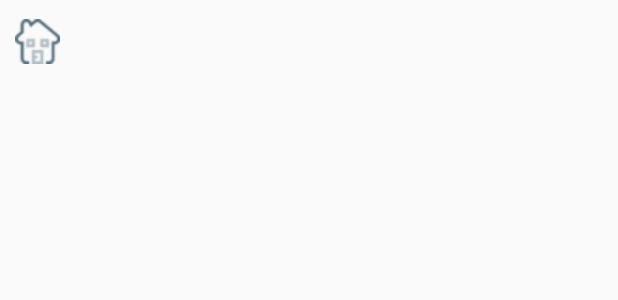
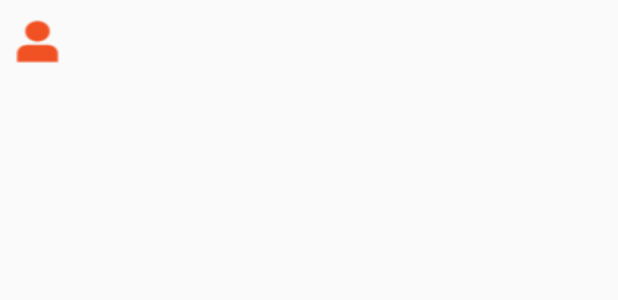
Before and after one commit to ljx320/YangYangWeather, an Android app: the layout title.xml on its own in the app's theme, with its tools: preview values and no code run, on a phone screen of 412 x 824 dp. Shown: the top 300 px of the screen. Run offline under Robolectric (Android 15) with nearby library versions, the phone set to English and light mode, and no system bars.

Commit message:
the last work

```diff
--- a/app/src/main/AndroidManifest.xml
+++ b/app/src/main/AndroidManifest.xml
@@ -7,7 +7,7 @@
     <application
         android:name="org.litepal.LitePalApplication"
         android:allowBackup="true"
-        android:icon="@mipmap/ic_launcher"
+        android:icon="@mipmap/ic_weather"
         android:label="@string/app_name"
         android:supportsRtl="true"
         android:theme="@style/AppTheme">
--- a/app/src/main/res/layout/title.xml
+++ b/app/src/main/res/layout/title.xml
@@ -9,7 +9,7 @@
         android:layout_marginLeft="10dp"
         android:layout_alignParentLeft="true"
         android:layout_centerVertical="true"
-        android:background="@drawable/ic_home"
+        android:background="@drawable/ic_user"
         />
 
 <TextView
--- a/app/src/main/res/values/strings.xml
+++ b/app/src/main/res/values/strings.xml
@@ -1,3 +1,3 @@
 <resources>
-    <string name="app_name">YangYangWeather</string>
+    <string name="app_name">杨杨天气</string>
 </resources>
```
Also changed, not shown: app/src/main/res/drawable/ic_back.png, app/src/main/res/drawable/ic_home.png (deleted), app/src/main/res/drawable/ic_user.png (added), app/src/main/res/mipmap/ic_weather.png (added).
